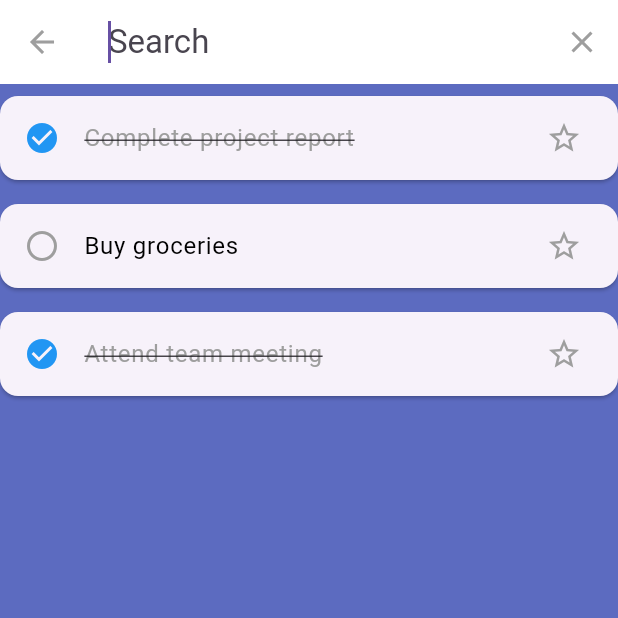
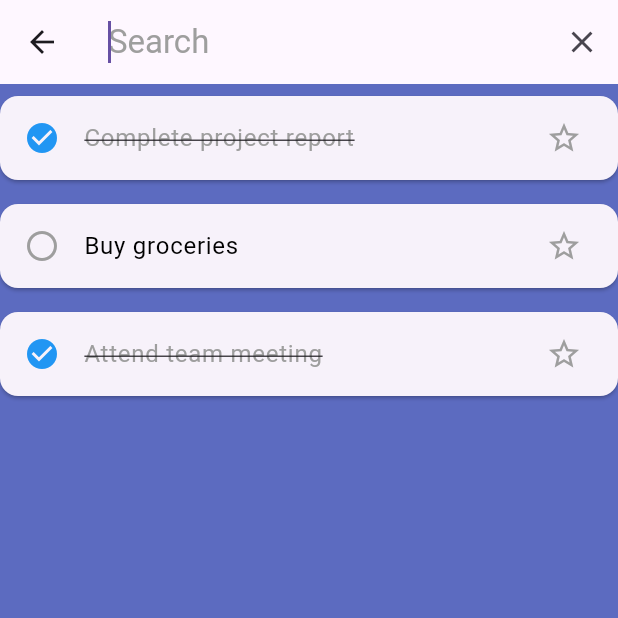
Before and after one commit to phtmyle/todo_list, a Flutter app: the screen it shows after launch, after a tap on the "radio button unchecked" icon, after a tap on the "search" icon, on a phone screen of 412 x 824 dp, the top half of it. Run offline on Flutter 3.47's test engine with Material 3 defaults, Android fonts, the phone set to English and light mode, and no system bars; our stand-ins replace flutter_local_notifications, timezone.

Commit message:
fix search feature

```diff
--- a/lib/views/todolist_view.dart
+++ b/lib/views/todolist_view.dart
@@ -369,6 +369,25 @@ class TodoSearchDelegate extends SearchDelegate<Todo?> {
   TodoSearchDelegate(this.viewModel);
 
   @override
+  ThemeData appBarTheme(BuildContext context) {
+    final ThemeData theme = Theme.of(context);
+    return theme.copyWith(
+      appBarTheme: const AppBarTheme(
+        backgroundColor: Colors.transparent,
+        elevation: 0,
+      ),
+      inputDecorationTheme: const InputDecorationTheme(
+        hintStyle: TextStyle(color: Colors.grey),
+        border: InputBorder.none,
+      ),
+      textTheme: theme.textTheme.copyWith(
+        headlineSmall:
+            const TextStyle(color: Colors.black), // Search query text color
+      ),
+    );
+  }
+
+  @override
   List<Widget> buildActions(BuildContext context) {
     return [
       IconButton(
@@ -396,7 +415,8 @@ class TodoSearchDelegate extends SearchDelegate<Todo?> {
       return todo.title.toLowerCase().contains(query.toLowerCase());
     }).toList();
 
-    return Container(
+    return SafeArea(
+      child: Container(
         color: const Color(0xFF5C6BC0),
         child: ListView.builder(
           itemCount: results.length,
@@ -411,6 +431,7 @@ class TodoSearchDelegate extends SearchDelegate<Todo?> {
             );
           },
         ),
+      ),
     );
   }
 
@@ -420,7 +441,8 @@ class TodoSearchDelegate extends SearchDelegate<Todo?> {
       return todo.title.toLowerCase().contains(query.toLowerCase());
     }).toList();
 
-    return Container(
+    return SafeArea(
+      child: Container(
         color: const Color(0xFF5C6BC0),
         child: ListView.builder(
           itemCount: suggestions.length,
@@ -431,11 +453,11 @@ class TodoSearchDelegate extends SearchDelegate<Todo?> {
               onToggleCompletion: (todo) {
                 viewModel.toggleTodoCompletion(todo);
                 // query = todo.title;
-              query = '';
                 showResults(context);
               },
             );
           },
+        ),
       ),
     );
   }
```
Lines whose indentation alone changed are shown as unchanged.
